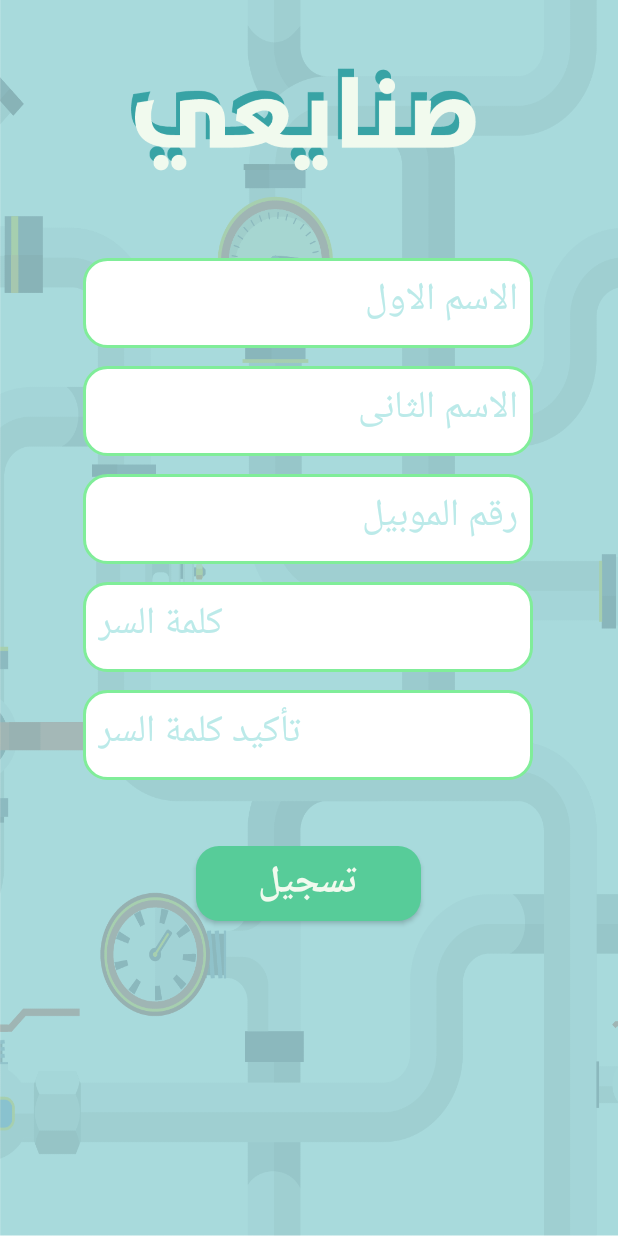
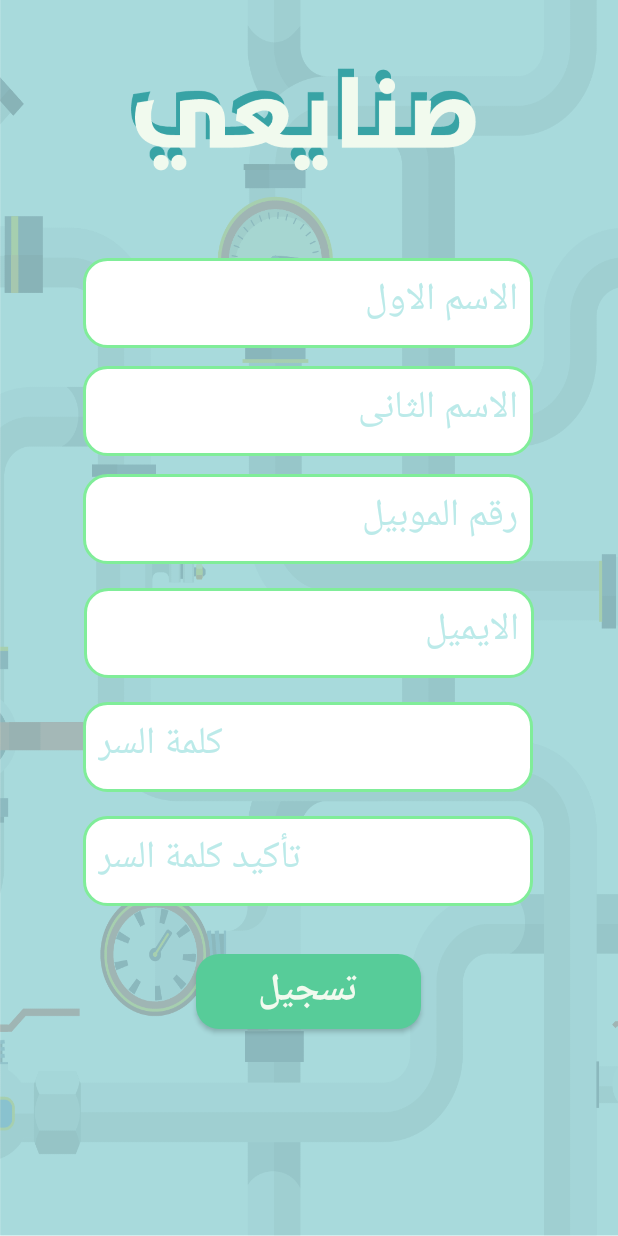
Before and after one commit to eslamabdillah/snay3yApp, an Android app: the RegisterActivity screen opened directly, with no data from a screen before it, on a phone screen of 412 x 824 dp. Run offline under Robolectric (Android 15) with nearby library versions, the phone set to English and light mode, and no system bars.

Commit message:
edit activity_register.xml 've added email box

```diff
--- a/app/src/main/res/layout/activity_register.xml
+++ b/app/src/main/res/layout/activity_register.xml
@@ -21,7 +21,7 @@
         app:layout_constraintTop_toTopOf="parent" />
 
     <EditText
-        android:id="@+id/editText"
+        android:id="@+id/editText_firstName"
         android:layout_width="300dp"
 
         android:layout_height="60dp"
@@ -41,7 +41,7 @@
         app:layout_constraintTop_toTopOf="parent" />
 
     <EditText
-        android:id="@+id/editText2"
+        android:id="@+id/editText_lastName"
         android:layout_width="300dp"
         android:layout_height="60dp"
 
@@ -58,10 +58,10 @@
         app:layout_constraintEnd_toEndOf="parent"
         app:layout_constraintHorizontal_bias="0.495"
         app:layout_constraintStart_toStartOf="parent"
-        app:layout_constraintTop_toBottomOf="@+id/editText" />
+        app:layout_constraintTop_toBottomOf="@+id/editText_firstName" />
 
     <EditText
-        android:id="@+id/editText3"
+        android:id="@+id/editText_phoneNumber"
         android:layout_width="300dp"
         android:layout_height="60dp"
 
@@ -78,15 +78,34 @@
         app:layout_constraintEnd_toEndOf="parent"
         app:layout_constraintHorizontal_bias="0.495"
         app:layout_constraintStart_toStartOf="parent"
-        app:layout_constraintTop_toBottomOf="@+id/editText2" />
+        app:layout_constraintTop_toBottomOf="@+id/editText_lastName" />
 
+
+    <EditText
+        android:id="@+id/editText_email"
+        android:layout_width="300dp"
+        android:layout_height="60dp"
+
+        android:layout_marginTop="16dp"
+        android:background="@drawable/edit_test_ui"
+        android:fontFamily="sans-serif-light"
+        android:hint="الايميل"
+        android:inputType="textEmailAddress"
+        android:padding="10dp"
+        android:textColor="@color/black"
+        android:textColorHint="@color/colorPrimaryExtraLight"
+
+        android:textSize="25sp"
+        app:layout_constraintEnd_toEndOf="parent"
+        app:layout_constraintStart_toStartOf="parent"
+        app:layout_constraintTop_toBottomOf="@+id/editText_phoneNumber" />
 
     <EditText
         android:id="@+id/editText_password"
         android:layout_width="300dp"
         android:layout_height="60dp"
 
-        android:layout_marginTop="12dp"
+        android:layout_marginTop="16dp"
         android:background="@drawable/edit_test_ui"
         android:fontFamily="sans-serif-light"
         android:hint="كلمة السر"
@@ -94,20 +113,20 @@
         android:padding="10dp"
         android:textColor="@color/black"
         android:textColorHint="@color/colorPrimaryExtraLight"
+
         android:textSize="25sp"
-
         app:layout_constraintEnd_toEndOf="parent"
         app:layout_constraintHorizontal_bias="0.495"
         app:layout_constraintStart_toStartOf="parent"
-        app:layout_constraintTop_toBottomOf="@id/editText3" />
+        app:layout_constraintTop_toBottomOf="@+id/editText_email" />
 
     <EditText
 
-        android:id="@+id/editText4"
+        android:id="@+id/editText_passwordConfirm"
         android:layout_width="300dp"
 
         android:layout_height="60dp"
-        android:layout_marginTop="12dp"
+        android:layout_marginTop="16dp"
         android:background="@drawable/edit_test_ui"
         android:fontFamily="sans-serif-light"
         android:hint="تأكيد كلمة السر "
@@ -127,7 +146,7 @@
         android:layout_width="150dp"
         android:layout_height="50dp"
 
-        android:layout_marginTop="44dp"
+        android:layout_marginTop="32dp"
         android:background="@drawable/button_ui"
         android:text="تسجيل"
         android:textColor="@color/white"
@@ -137,11 +156,7 @@
         app:layout_constraintEnd_toEndOf="parent"
         app:layout_constraintHorizontal_bias="0.498"
         app:layout_constraintStart_toStartOf="parent"
-        app:layout_constraintTop_toBottomOf="@+id/editText4" />
-
-
-
-
+        app:layout_constraintTop_toBottomOf="@+id/editText_passwordConfirm" />
 
 
 </androidx.constraintlayout.widget.ConstraintLayout>
```
